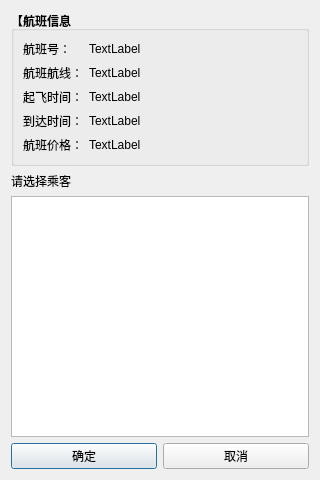
n-ss1m-1/FlightTicketSystem, file FlightTicketClient/pages/FlightsPage/PassengerPickDialog.ui: the form before one commit.
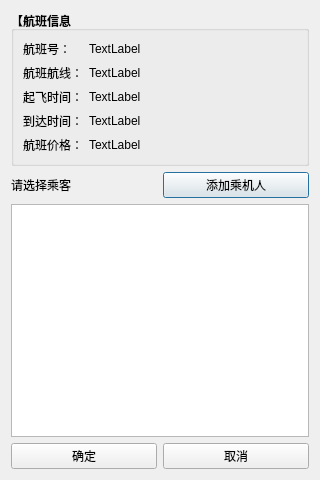
The form after the commit.

Commit message: 增加乘客选择界面添加乘机人按钮

```diff
--- a/FlightTicketClient/pages/FlightsPage/PassengerPickDialog.ui
+++ b/FlightTicketClient/pages/FlightsPage/PassengerPickDialog.ui
@@ -149,11 +149,22 @@
     </widget>
    </item>
    <item>
+    <layout class="QHBoxLayout" name="horizontalLayout_2">
+     <item>
     <widget class="QLabel" name="label">
      <property name="text">
       <string>请选择乘客</string>
      </property>
     </widget>
+     </item>
+     <item>
+      <widget class="QPushButton" name="btnAddPassenger">
+       <property name="text">
+        <string>添加乘机人</string>
+       </property>
+      </widget>
+     </item>
+    </layout>
    </item>
    <item>
     <widget class="QTableView" name="tablePassengers"/>
```
Lines whose indentation alone changed are shown as unchanged. The commit also changes 2 other files.
